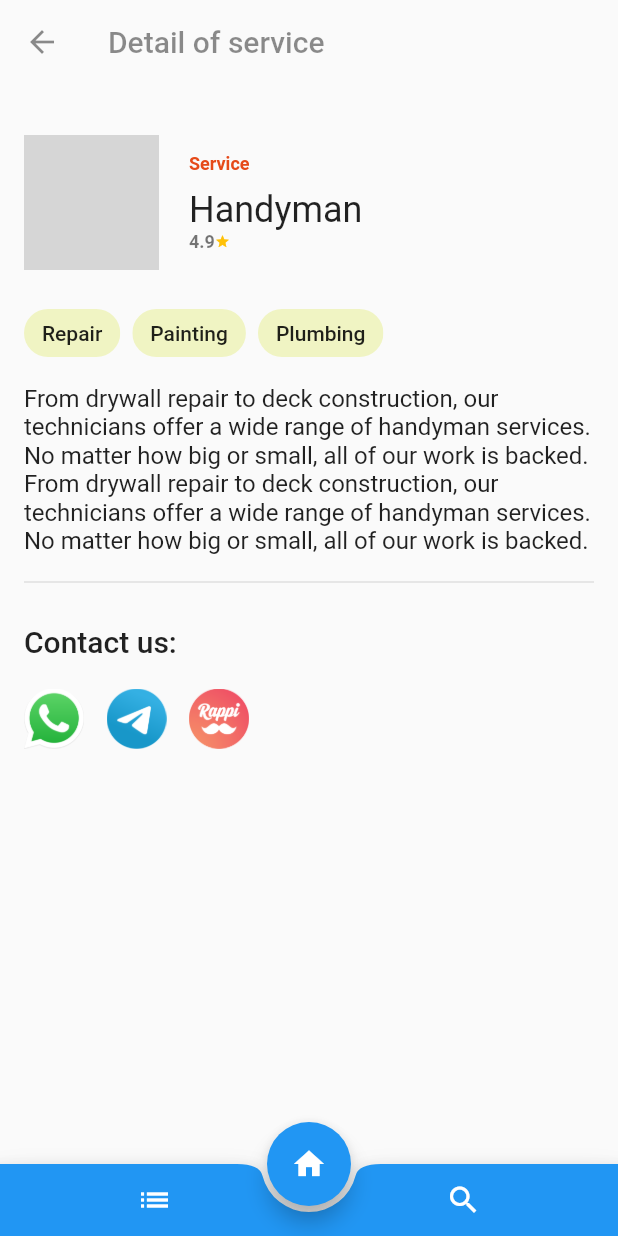
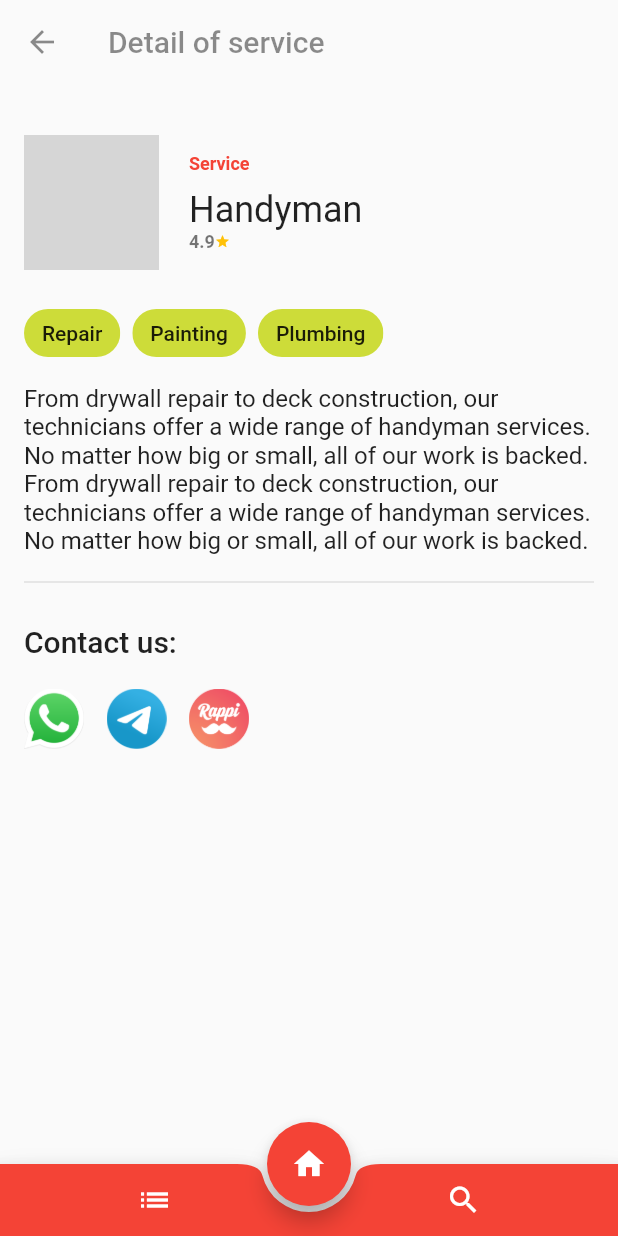
Before and after one commit to rockar06/local-buddy, a Flutter app: the DetailView screen opened directly, on a phone screen of 412 x 824 dp. Run offline on Flutter 3.47's test engine with Material 2 defaults, Android fonts, the light colour scheme and no system bars; our stand-ins replace google_maps_flutter; network calls fail; grey boxes are pictures that could not be loaded.

Commit message:
Update theme colors

```diff
--- a/lib/components/custom_bottom_app_bar.dart
+++ b/lib/components/custom_bottom_app_bar.dart
@@ -31,7 +31,7 @@ class CustomBottomAppBar extends StatelessWidget {
           ),
         ],
       ),
-      color: Colors.blue,
+      color: Theme.of(context).primaryColor,
       shape: CircularNotchedRectangle(),
     );
   }
--- a/lib/components/service_avatar.dart
+++ b/lib/components/service_avatar.dart
@@ -23,7 +23,7 @@ class ServiceAvatar extends StatelessWidget {
               'Service',
               style: Theme.of(context).textTheme.caption.copyWith(
                   fontWeight: FontWeight.bold,
-                  color: Colors.deepOrange.shade700),
+                  color: Theme.of(context).primaryColor),
             ),
             SizedBox(
               height: 10.0,
--- a/lib/components/service_card.dart
+++ b/lib/components/service_card.dart
@@ -7,7 +7,7 @@ class ServiceCard extends StatelessWidget {
   @override
   Widget build(BuildContext context) {
     return Padding(
-      padding: const EdgeInsets.fromLTRB(6.0, 0.0, 8.0, 6.0),
+      padding: const EdgeInsets.fromLTRB(16.0, 0.0, 16.0, 6.0),
       child: Card(
         elevation: 2.0,
         child: InkWell(
--- a/lib/detail-view.dart
+++ b/lib/detail-view.dart
@@ -32,21 +32,21 @@ class DetailView extends StatelessWidget {
               Padding(
                 padding: const EdgeInsets.only(right: 8.0),
                 child: Chip(
-                  backgroundColor: Colors.lime.shade100,
+                  backgroundColor: Theme.of(context).accentColor,
                   label: Text('Repair'),
                 ),
               ),
               Padding(
                 padding: const EdgeInsets.only(right: 8.0),
                 child: Chip(
-                  backgroundColor: Colors.lime.shade100,
+                  backgroundColor: Theme.of(context).accentColor,
                   label: Text('Painting'),
                 ),
               ),
               Padding(
                 padding: const EdgeInsets.only(right: 8.0),
                 child: Chip(
-                  backgroundColor: Colors.lime.shade100,
+                  backgroundColor: Theme.of(context).accentColor,
                   label: Text('Plumbing'),
                 ),
               ),
@@ -94,7 +94,8 @@ class DetailView extends StatelessWidget {
         onPressed: () {
           // Go to home
         },
-        child: Icon(Icons.home),
+        child: Icon(Icons.home, color: Colors.white),
+        backgroundColor: Theme.of(context).primaryColor,
       ),
     );
   }
```
Also changed, not shown: lib/main.dart (+6 -2 lines).
